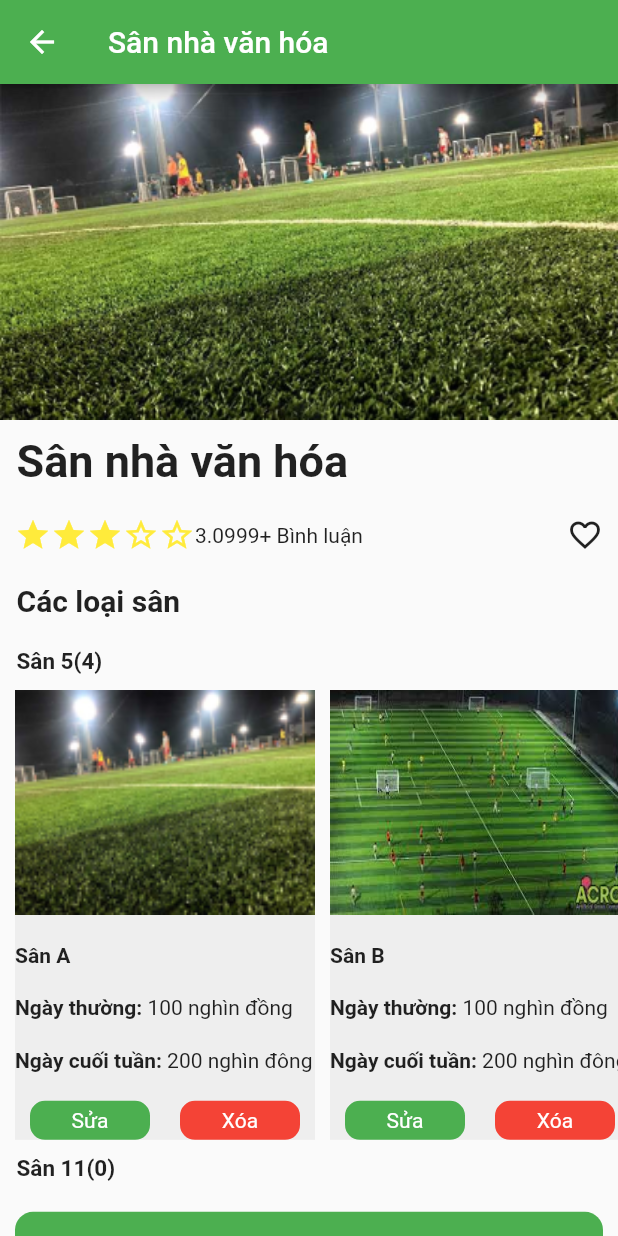
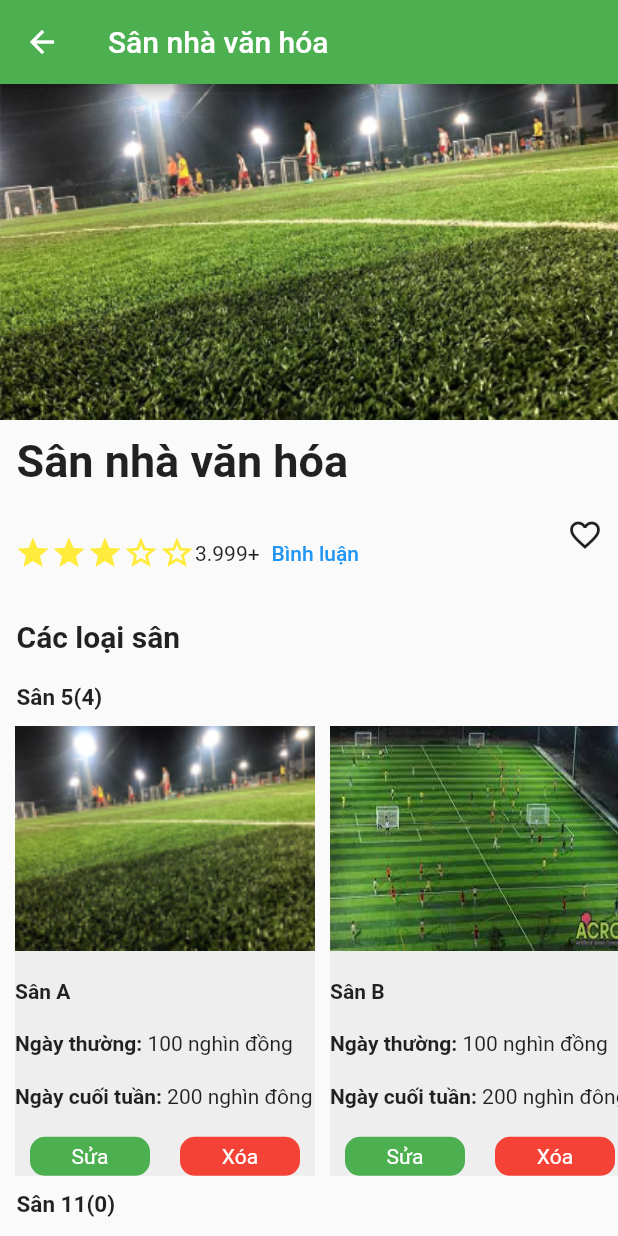
Before and after one commit to longdaungo/adminBookingPitch, a Flutter app: the MainScreenDetailPitch screen opened by its route, on a phone screen of 412 x 824 dp. Run offline on Flutter 3.47's test engine with Material 2 defaults, Android fonts, the phone set to English and light mode, and no system bars.

Commit message:
add feedback screen

```diff
--- a/host_booking_pitch/lib/home_screen/detail_pitch/rate_pitch.dart
+++ b/host_booking_pitch/lib/home_screen/detail_pitch/rate_pitch.dart
@@ -26,8 +26,8 @@ class RatePitch extends StatelessWidget{
             getAllStar()
           ),
         ),
-          Icon(Icons.favorite_border)]
-
+          Icon(Icons.favorite_border)
+          ]
         ,
       ),
     );
@@ -47,7 +47,26 @@ class RatePitch extends StatelessWidget{
     List<Icon> stars = getStars();
     List<Icon> nonStars = getNonStar();
     List<Widget> allStars = new List.from(stars)..addAll(nonStars);
-    allStars.add(Text(rates.toString() + ".0" +"999+ Bình luận"));
+    allStars.add(
+      Row(
+        children: [
+          Text(rates.toString() + "." +"999+"),
+          FeedbackButton()
+        ],
+      )
+      );
     return allStars;
   }
 }
+
+class FeedbackButton extends StatelessWidget {
+  const FeedbackButton({Key? key}) : super(key: key);
+
+  @override
+  Widget build(BuildContext context) {
+    return TextButton(
+      onPressed: () => Navigator.of(context).pushNamed('/feedback'),
+      child: const Text('Bình luận'),
+    );
+  }
+}
--- a/host_booking_pitch/lib/route_generate.dart
+++ b/host_booking_pitch/lib/route_generate.dart
@@ -3,6 +3,7 @@ import 'package:host_booking_pitch/home_screen/add_mother_pitch/mother_pitch.dar
 import 'home_screen/addDetailPitch/son_pitch.dart';
 import 'home_screen/calendar/main_screen.dart';
 import 'home_screen/detail_pitch/main_screen.dart';
+import 'home_screen/feedback/feedback.dart';
 import 'home_screen/main_screen.dart';
 import 'home_screen/notification/main_screen.dart';
 import 'home_screen/profile/profile.dart';
@@ -36,8 +37,10 @@ class RouteGenerator {
 
       case '/updateModerPitch':
         return MaterialPageRoute(builder: (_) => UpdateMotherPage());
-    case '/updateSonPitch':
-    return MaterialPageRoute(builder: (_) => UpdateSonPage());
+      case '/updateSonPitch':
+        return MaterialPageRoute(builder: (_) => UpdateSonPage());
+      case '/feedback':
+        return MaterialPageRoute(builder: (_) => ViewFeedback());
       default:
         return MaterialPageRoute(builder: (_) => CalendarToday());
     }
```
Also changed, not shown: host_booking_pitch/lib/home_screen/feedback/feedback.dart (added, +140 -0 lines), host_booking_pitch/pubspec.lock.
